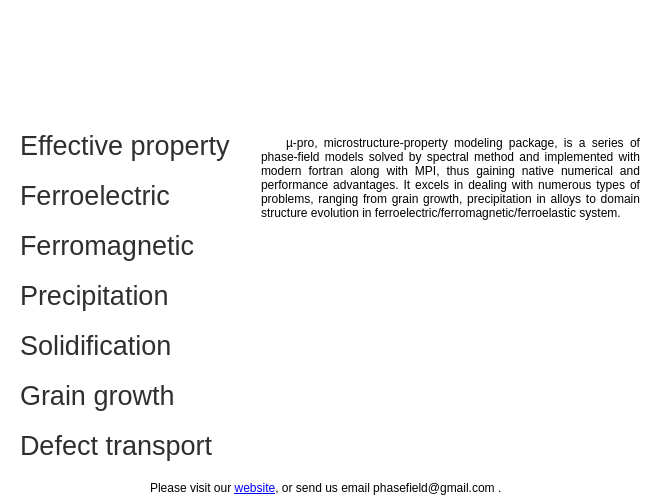
Before: the Qt Designer form mupromain.ui in billcxx/MUPRO-xplotform-interface, drawn with Qt 5.
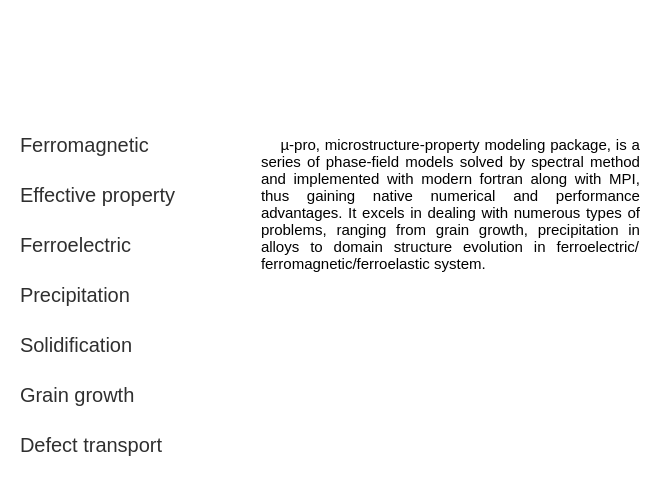
After: the same form once the commit is applied. Icons and pictures are not drawn.

Patch:
```diff
--- a/mupromain.ui
+++ b/mupromain.ui
@@ -29,17 +29,34 @@
    <string>muproMain</string>
   </property>
   <property name="styleSheet">
-   <string notr="true">background-color:rgb(255, 255, 255)</string>
+   <string notr="true">QWidget{background-color:rgb(255, 255, 255)}
+
+QPushButton{
+	background-color:rgb(255,255,255);
+	border:none;
+	text-align:left;
+	padding-left:20px;
+	color:rgb(47,47,47);
+	font: 25 15pt &quot;Helvetica Neue&quot;;
+}
+
+QPushButton:hover{
+	background-color:rgb(215,232,255);
+	color:rgb(54,131,249);
+}</string>
   </property>
   <widget class="QWidget" name="centralWidget">
    <property name="mouseTracking">
     <bool>true</bool>
    </property>
    <widget class="QPushButton" name="button_ferroelectric">
+    <property name="enabled">
+     <bool>true</bool>
+    </property>
     <property name="geometry">
      <rect>
       <x>0</x>
-      <y>170</y>
+      <y>220</y>
       <width>245</width>
       <height>50</height>
      </rect>
@@ -47,7 +64,7 @@
     <property name="font">
      <font>
       <family>Helvetica Neue</family>
-      <pointsize>20</pointsize>
+      <pointsize>15</pointsize>
       <weight>3</weight>
       <italic>false</italic>
       <bold>false</bold>
@@ -63,25 +80,16 @@
      <bool>false</bool>
     </property>
     <property name="styleSheet">
-     <string notr="true">QPushButton{
-	background-color:rgb(255,255,255);
-	border:none;
-	text-align:left;
-	padding-left:20px;
-	color:rgb(47,47,47);
-	font: 25 20pt &quot;Helvetica Neue&quot;;
-}
-
-QPushButton:hover{
-	background-color:rgb(215,232,255);
-	color:rgb(54,131,249);
-}</string>
+     <string notr="true"/>
     </property>
     <property name="text">
      <string>Ferroelectric</string>
     </property>
    </widget>
    <widget class="QPushButton" name="button_metal">
+    <property name="enabled">
+     <bool>false</bool>
+    </property>
     <property name="geometry">
      <rect>
       <x>0</x>
@@ -93,7 +101,7 @@
     <property name="font">
      <font>
       <family>Helvetica Neue</family>
-      <pointsize>20</pointsize>
+      <pointsize>15</pointsize>
       <weight>3</weight>
       <italic>false</italic>
       <bold>false</bold>
@@ -106,19 +114,7 @@
      <string/>
     </property>
     <property name="styleSheet">
-     <string notr="true">QPushButton{
-	background-color:rgb(255,255,255);
-	border:none;
-	text-align:left;
-	padding-left:20px;
-	color:rgb(47,47,47);
-	font: 25 20pt &quot;Helvetica Neue&quot;;
-}
-
-QPushButton:hover{
-	background-color:rgb(215,232,255);
-	color:rgb(54,131,249);
-}</string>
+     <string notr="true"/>
     </property>
     <property name="text">
      <string>Precipitation</string>
@@ -128,7 +124,7 @@
     <property name="geometry">
      <rect>
       <x>0</x>
-      <y>220</y>
+      <y>120</y>
       <width>245</width>
       <height>50</height>
      </rect>
@@ -136,7 +132,7 @@
     <property name="font">
      <font>
       <family>Helvetica Neue</family>
-      <pointsize>20</pointsize>
+      <pointsize>15</pointsize>
       <weight>3</weight>
       <italic>false</italic>
       <bold>false</bold>
@@ -149,19 +145,7 @@
      <string/>
     </property>
     <property name="styleSheet">
-     <string notr="true">QPushButton{
-	background-color:rgb(255,255,255);
-	border:none;
-	text-align:left;
-	padding-left:20px;
-	color:rgb(47,47,47);
-	font: 25 20pt &quot;Helvetica Neue&quot;;
-}
-
-QPushButton:hover{
-	background-color:rgb(215,232,255);
-	color:rgb(54,131,249);
-}</string>
+     <string notr="true"/>
     </property>
     <property name="text">
      <string>Ferromagnetic</string>
@@ -171,7 +155,7 @@
     <property name="geometry">
      <rect>
       <x>0</x>
-      <y>120</y>
+      <y>170</y>
       <width>245</width>
       <height>50</height>
      </rect>
@@ -179,7 +163,7 @@
     <property name="font">
      <font>
       <family>Helvetica Neue</family>
-      <pointsize>20</pointsize>
+      <pointsize>15</pointsize>
       <weight>3</weight>
       <italic>false</italic>
       <bold>false</bold>
@@ -192,19 +176,7 @@
      <string/>
     </property>
     <property name="styleSheet">
-     <string notr="true">QPushButton{
-	background-color:rgb(255,255,255);
-	border:none;
-	text-align:left;
-	padding-left:20px;
-	color:rgb(47,47,47);
-	font: 25 20pt &quot;Helvetica Neue&quot;;
-}
-
-QPushButton:hover{
-	background-color:rgb(215,232,255);
-	color:rgb(54,131,249);
-}</string>
+     <string notr="true"/>
     </property>
     <property name="text">
      <string>Effective property</string>
@@ -214,6 +186,9 @@
     </property>
    </widget>
    <widget class="QPushButton" name="button_metal_2">
+    <property name="enabled">
+     <bool>false</bool>
+    </property>
     <property name="geometry">
      <rect>
       <x>0</x>
@@ -225,7 +200,7 @@
     <property name="font">
      <font>
       <family>Helvetica Neue</family>
-      <pointsize>20</pointsize>
+      <pointsize>15</pointsize>
       <weight>3</weight>
       <italic>false</italic>
       <bold>false</bold>
@@ -238,25 +213,16 @@
      <string/>
     </property>
     <property name="styleSheet">
-     <string notr="true">QPushButton{
-	background-color:rgb(255,255,255);
-	border:none;
-	text-align:left;
-	padding-left:20px;
-	color:rgb(47,47,47);
-	font: 25 20pt &quot;Helvetica Neue&quot;;
-}
-
-QPushButton:hover{
-	background-color:rgb(215,232,255);
-	color:rgb(54,131,249);
-}</string>
+     <string notr="true"/>
     </property>
     <property name="text">
      <string>Grain growth</string>
     </property>
    </widget>
    <widget class="QPushButton" name="button_metal_3">
+    <property name="enabled">
+     <bool>false</bool>
+    </property>
     <property name="geometry">
      <rect>
       <x>0</x>
@@ -268,7 +234,7 @@
     <property name="font">
      <font>
       <family>Helvetica Neue</family>
-      <pointsize>20</pointsize>
+      <pointsize>15</pointsize>
       <weight>3</weight>
       <italic>false</italic>
       <bold>false</bold>
@@ -281,25 +247,16 @@
      <string/>
     </property>
     <property name="styleSheet">
-     <string notr="true">QPushButton{
-	background-color:rgb(255,255,255);
-	border:none;
-	text-align:left;
-	padding-left:20px;
-	color:rgb(47,47,47);
-	font: 25 20pt &quot;Helvetica Neue&quot;;
-}
-
-QPushButton:hover{
-	background-color:rgb(215,232,255);
-	color:rgb(54,131,249);
-}</string>
+     <string notr="true"/>
     </property>
     <property name="text">
      <string>Defect transport</string>
     </property>
    </widget>
    <widget class="QPushButton" name="button_metal_4">
+    <property name="enabled">
+     <bool>false</bool>
+    </property>
     <property name="geometry">
      <rect>
       <x>0</x>
@@ -311,7 +268,7 @@
     <property name="font">
      <font>
       <family>Helvetica Neue</family>
-      <pointsize>20</pointsize>
+      <pointsize>15</pointsize>
       <weight>3</weight>
       <italic>false</italic>
       <bold>false</bold>
@@ -324,19 +281,7 @@
      <string/>
     </property>
     <property name="styleSheet">
-     <string notr="true">QPushButton{
-	background-color:rgb(255,255,255);
-	border:none;
-	text-align:left;
-	padding-left:20px;
-	color:rgb(47,47,47);
-	font: 25 20pt &quot;Helvetica Neue&quot;;
-}
-
-QPushButton:hover{
-	background-color:rgb(215,232,255);
-	color:rgb(54,131,249);
-}</string>
+     <string notr="true"/>
     </property>
     <property name="text">
      <string>Solidification</string>
@@ -383,7 +328,7 @@
      <string notr="true">background-color:none;</string>
     </property>
     <property name="text">
-     <string>Please visit our &lt;a href=&quot;http://www.ems.psu.edu/~chen/package&quot;&gt;website&lt;/a&gt;, or send us email phasefield@gmail.com .</string>
+     <string>&lt;html&gt;&lt;head/&gt;&lt;body&gt;&lt;p&gt;&lt;br/&gt;&lt;/p&gt;&lt;/body&gt;&lt;/html&gt;</string>
     </property>
    </widget>
    <widget class="QWidget" name="layoutWidget">
@@ -460,6 +405,15 @@
          <height>170</height>
         </size>
        </property>
+       <property name="font">
+        <font>
+         <family>Helvetica Neue</family>
+         <pointsize>11</pointsize>
+         <weight>50</weight>
+         <italic>false</italic>
+         <bold>false</bold>
+        </font>
+       </property>
        <property name="mouseTracking">
         <bool>true</bool>
        </property>
```
Left out of the diff: 24 changed lines with no effect on the pictures.
